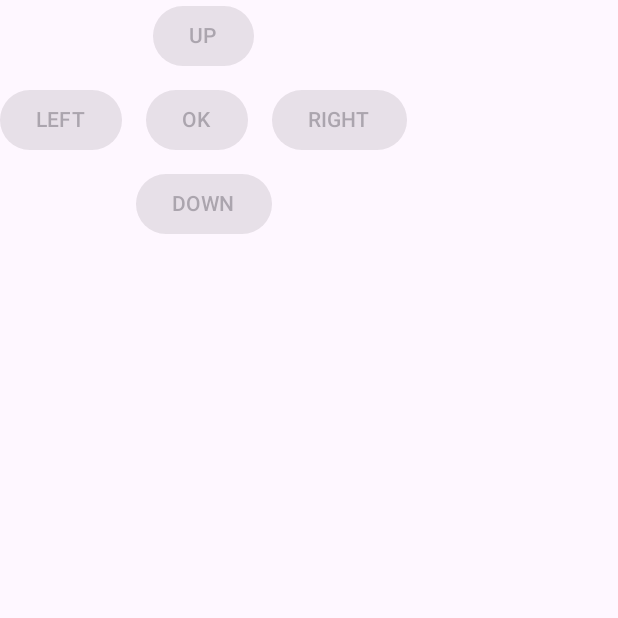
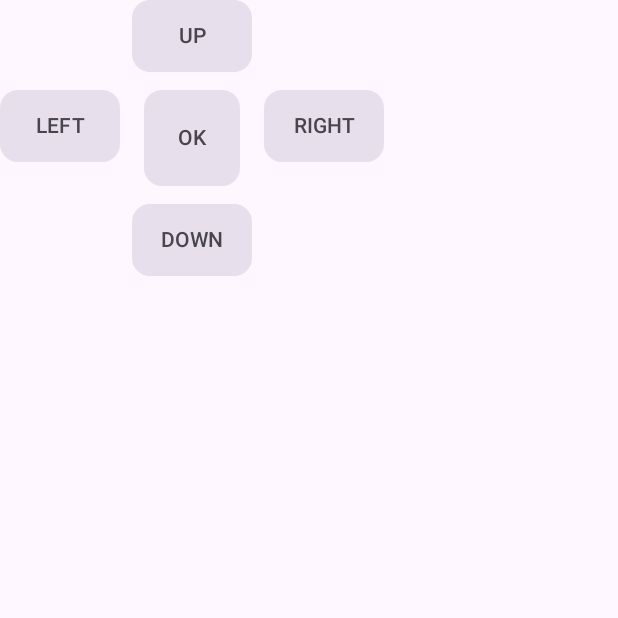
Before and after one commit to pranav-wakode/ir_remote, an Android app built with Jetpack Compose: the composable DPadLayout called with empty values, on a phone screen of 412 x 824 dp, the top half of it. Run offline under Robolectric (Android 15) with nearby library versions, the phone set to English and light mode, and no system bars; 5 statements that could not run were skipped.

Commit message:
Remote Control Screen Updates: Edit/Delete/Reorder buttons

```diff
--- a/app/src/main/java/com/example/irremote/ui/remote/RemoteControlScreen.kt
+++ b/app/src/main/java/com/example/irremote/ui/remote/RemoteControlScreen.kt
@@ -1,5 +1,7 @@
 package com.example.irremote.ui.remote
 
+import androidx.compose.foundation.ExperimentalFoundationApi
+import androidx.compose.foundation.combinedClickable
 import androidx.compose.foundation.layout.*
 import androidx.compose.foundation.lazy.grid.*
 import androidx.compose.material.icons.Icons
@@ -9,6 +11,8 @@ import androidx.compose.material3.*
 import androidx.compose.runtime.*
 import androidx.compose.ui.Alignment
 import androidx.compose.ui.Modifier
+import androidx.compose.ui.graphics.Color
+import androidx.compose.ui.text.style.TextAlign
 import androidx.compose.ui.unit.dp
 import androidx.hilt.navigation.compose.hiltViewModel
 import com.example.irremote.data.local.entity.RemoteButton
@@ -22,7 +26,10 @@ fun RemoteControlScreen(
 ) {
     val buttons by viewModel.buttons.collectAsState()
     val learningSignal by viewModel.learningSignal.collectAsState()
+
     var showLearningDialog by remember { mutableStateOf(false) }
+    var selectedButtonForOptions by remember { mutableStateOf<RemoteButton?>(null) }
+    var buttonToRename by remember { mutableStateOf<RemoteButton?>(null) }
 
     LaunchedEffect(deviceId) {
         viewModel.loadDevice(deviceId)
@@ -38,6 +45,51 @@ fun RemoteControlScreen(
             onSave = { label ->
                 viewModel.saveLearnedButton(label)
                 showLearningDialog = false
+            }
+        )
+    }
+
+    selectedButtonForOptions?.let { button ->
+        AlertDialog(
+            onDismissRequest = { selectedButtonForOptions = null },
+            title = { Text("Button Options: ${button.buttonLabel}") },
+            text = { Text("What would you like to do with this button?") },
+            confirmButton = {
+                TextButton(onClick = {
+                    buttonToRename = button
+                    selectedButtonForOptions = null
+                }) { Text("Rename") }
+            },
+            dismissButton = {
+                TextButton(onClick = {
+                    viewModel.deleteButton(button)
+                    selectedButtonForOptions = null
+                }) { Text("Delete", color = Color.Red) }
+            }
+        )
+    }
+
+    buttonToRename?.let { button ->
+        var newName by remember { mutableStateOf(button.buttonLabel) }
+        AlertDialog(
+            onDismissRequest = { buttonToRename = null },
+            title = { Text("Rename Button") },
+            text = {
+                OutlinedTextField(
+                    value = newName,
+                    onValueChange = { newName = it },
+                    singleLine = true,
+                    modifier = Modifier.fillMaxWidth()
+                )
+            },
+            confirmButton = {
+                Button(onClick = {
+                    viewModel.renameButton(button, newName)
+                    buttonToRename = null
+                }, enabled = newName.isNotBlank()) { Text("Save") }
+            },
+            dismissButton = {
+                TextButton(onClick = { buttonToRename = null }) { Text("Cancel") }
             }
         )
     }
@@ -71,7 +123,6 @@ fun RemoteControlScreen(
                 .padding(16.dp),
             horizontalAlignment = Alignment.CenterHorizontally
         ) {
-            // D-Pad Section
             val up = buttons.find { it.buttonLabel.equals("UP", ignoreCase = true) }
             val down = buttons.find { it.buttonLabel.equals("DOWN", ignoreCase = true) }
             val left = buttons.find { it.buttonLabel.equals("LEFT", ignoreCase = true) }
@@ -79,20 +130,23 @@ fun RemoteControlScreen(
             val ok = buttons.find { it.buttonLabel.equals("OK", ignoreCase = true) }
 
             if (up != null || down != null || left != null || right != null || ok != null) {
-                DPadLayout(up, down, left, right, ok, onButtonClick = { viewModel.sendButtonSignal(it) })
+                DPadLayout(
+                    up = up, down = down, left = left, right = right, ok = ok,
+                    onButtonClick = { viewModel.sendButtonSignal(it) },
+                    onButtonLongClick = { selectedButtonForOptions = it }
+                )
                 Spacer(modifier = Modifier.height(24.dp))
                 HorizontalDivider()
                 Spacer(modifier = Modifier.height(16.dp))
             }
 
-            // Generic Grid for remaining buttons
             val otherButtons = buttons.filter {
                 !listOf("UP", "DOWN", "LEFT", "RIGHT", "OK").contains(it.buttonLabel.uppercase())
             }
 
             if (otherButtons.isEmpty() && buttons.isEmpty()) {
                 Box(modifier = Modifier.fillMaxSize(), contentAlignment = Alignment.Center) {
-                    Text("No buttons yet. Tap 'Learn Code' to capture IR signals.", style = MaterialTheme.typography.bodyLarge)
+                    Text("No buttons yet. Tap 'Learn Code' to capture IR signals.", style = MaterialTheme.typography.bodyLarge, textAlign = TextAlign.Center)
                 }
             } else {
                 LazyVerticalGrid(
@@ -100,17 +154,40 @@ fun RemoteControlScreen(
                     horizontalArrangement = Arrangement.spacedBy(12.dp),
                     verticalArrangement = Arrangement.spacedBy(12.dp)
                 ) {
-                    items(otherButtons) { button ->
-                        Button(
+                    items(otherButtons, key = { it.id }) { button ->
+                        RemoteButtonView(
+                            label = button.buttonLabel,
                             onClick = { viewModel.sendButtonSignal(button) },
-                            modifier = Modifier.aspectRatio(1f),
-                            shape = MaterialTheme.shapes.medium
-                        ) {
-                            Text(button.buttonLabel)
-                        }
+                            onLongClick = { selectedButtonForOptions = button },
+                            modifier = Modifier.aspectRatio(1f)
+                        )
                     }
                 }
             }
+        }
+    }
+}
+
+@OptIn(ExperimentalFoundationApi::class)
+@Composable
+fun RemoteButtonView(
+    label: String,
+    onClick: () -> Unit,
+    onLongClick: () -> Unit,
+    modifier: Modifier = Modifier,
+    enabled: Boolean = true
+) {
+    Surface(
+        modifier = modifier.then(
+            if (enabled) Modifier.combinedClickable(onClick = onClick, onLongClick = onLongClick)
+            else Modifier
+        ),
+        shape = MaterialTheme.shapes.medium,
+        color = if (enabled) MaterialTheme.colorScheme.primary else MaterialTheme.colorScheme.surfaceVariant,
+        contentColor = if (enabled) MaterialTheme.colorScheme.onPrimary else MaterialTheme.colorScheme.onSurfaceVariant
+    ) {
+        Box(contentAlignment = Alignment.Center, modifier = Modifier.padding(8.dp)) {
+            Text(label, textAlign = TextAlign.Center, style = MaterialTheme.typography.labelLarge)
         }
     }
 }
@@ -122,18 +199,49 @@ fun DPadLayout(
     left: RemoteButton?,
     right: RemoteButton?,
     ok: RemoteButton?,
-    onButtonClick: (RemoteButton) -> Unit
+    onButtonClick: (RemoteButton) -> Unit,
+    onButtonLongClick: (RemoteButton) -> Unit
 ) {
     Column(horizontalAlignment = Alignment.CenterHorizontally) {
-        Button(onClick = { up?.let { onButtonClick(it) } }, enabled = up != null) { Text("UP") }
+        RemoteButtonView(
+            label = "UP",
+            onClick = { up?.let { onButtonClick(it) } },
+            onLongClick = { up?.let { onButtonLongClick(it) } },
+            enabled = up != null,
+            modifier = Modifier.size(width = 80.dp, height = 48.dp)
+        )
         Row(
             horizontalArrangement = Arrangement.spacedBy(16.dp),
-            modifier = Modifier.padding(vertical = 8.dp)
+            modifier = Modifier.padding(vertical = 12.dp)
         ) {
-            Button(onClick = { left?.let { onButtonClick(it) } }, enabled = left != null) { Text("LEFT") }
-            Button(onClick = { ok?.let { onButtonClick(it) } }, enabled = ok != null) { Text("OK") }
-            Button(onClick = { right?.let { onButtonClick(it) } }, enabled = right != null) { Text("RIGHT") }
+            RemoteButtonView(
+                label = "LEFT",
+                onClick = { left?.let { onButtonClick(it) } },
+                onLongClick = { left?.let { onButtonLongClick(it) } },
+                enabled = left != null,
+                modifier = Modifier.size(width = 80.dp, height = 48.dp)
+            )
+            RemoteButtonView(
+                label = "OK",
+                onClick = { ok?.let { onButtonClick(it) } },
+                onLongClick = { ok?.let { onButtonLongClick(it) } },
+                enabled = ok != null,
+                modifier = Modifier.size(64.dp)
+            )
+            RemoteButtonView(
+                label = "RIGHT",
+                onClick = { right?.let { onButtonClick(it) } },
+                onLongClick = { right?.let { onButtonLongClick(it) } },
+                enabled = right != null,
+                modifier = Modifier.size(width = 80.dp, height = 48.dp)
+            )
         }
-        Button(onClick = { down?.let { onButtonClick(it) } }, enabled = down != null) { Text("DOWN") }
+        RemoteButtonView(
+            label = "DOWN",
+            onClick = { down?.let { onButtonClick(it) } },
+            onLongClick = { down?.let { onButtonLongClick(it) } },
+            enabled = down != null,
+            modifier = Modifier.size(width = 80.dp, height = 48.dp)
+        )
     }
 }
```
Also changed, not shown: app/src/main/java/com/example/irremote/ui/remote/RemoteViewModel.kt (+12 -0 lines).
